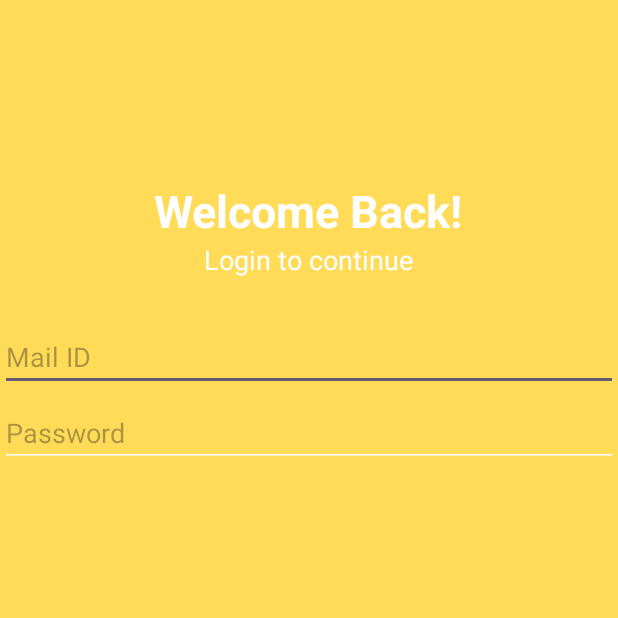
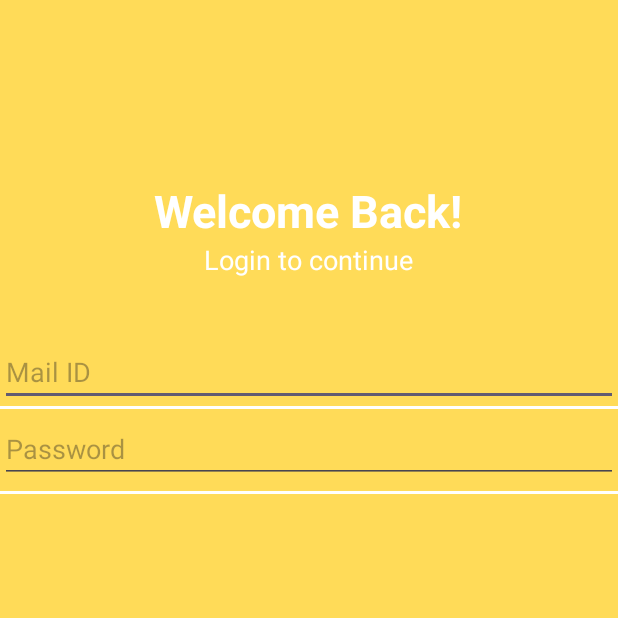
Before and after one commit to Cybertron-Ant/Login_Signup_Page, an Android app: the screen it shows after launch (MainActivity), on a phone screen of 412 x 824 dp, the top half of it. Run offline under Robolectric (Android 15) with nearby library versions, the phone set to English and light mode, and no system bars.

Commit message:
added white underline below username and password fields

```diff
--- a/app/src/main/res/layout/activity_main.xml
+++ b/app/src/main/res/layout/activity_main.xml
@@ -36,18 +36,32 @@
         android:id="@+id/MailIDet"
         android:layout_width="match_parent"
         android:layout_height="wrap_content"
-        android:layout_marginTop="30dp"
+        android:layout_marginTop="40dp"
         android:hint="@string/mail_id"
         android:textColor="#000000" /> <!-- end edit Username id -->
+
+    <View
+        android:id="@+id/mailIDUnderline"
+        android:layout_width="wrap_content"
+        android:layout_height="2dp"
+        android:background="#FFFFFF"
+        android:layout_alignBottom="@id/MailIDet"/> <!-- White underline -->
 
     <EditText
         android:id="@+id/Passwordet"
         android:layout_width="match_parent"
         android:layout_height="wrap_content"
-        android:layout_marginTop="5dp"
+        android:layout_marginTop="4dp"
         android:hint="@string/password"
         android:textColor="#000000"
-        android:backgroundTint="#FFFFFF"/> <!-- end edit Password -->
+        android:layout_marginBottom="5dp"/> <!-- end edit Password -->
+
+    <View
+        android:id="@+id/passwordUnderlinev"
+        android:layout_width="match_parent"
+        android:layout_height="2dp"
+        android:background="#FFFFFF"
+        android:layout_alignBottom="@id/Passwordet"/> <!-- White underline -->
 
 
 
```
